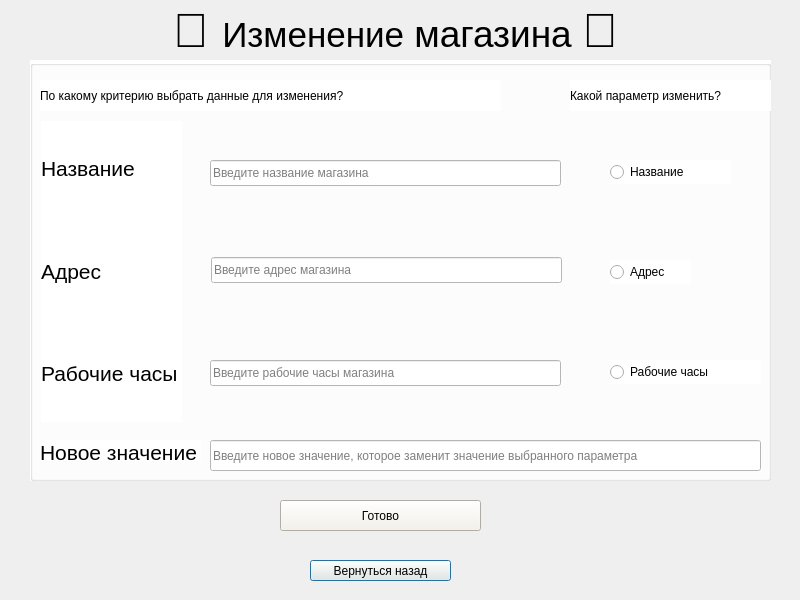
Before: the Qt Designer form update_shop.ui in mamam111a/2-year_coursework_client, drawn with Qt 5.
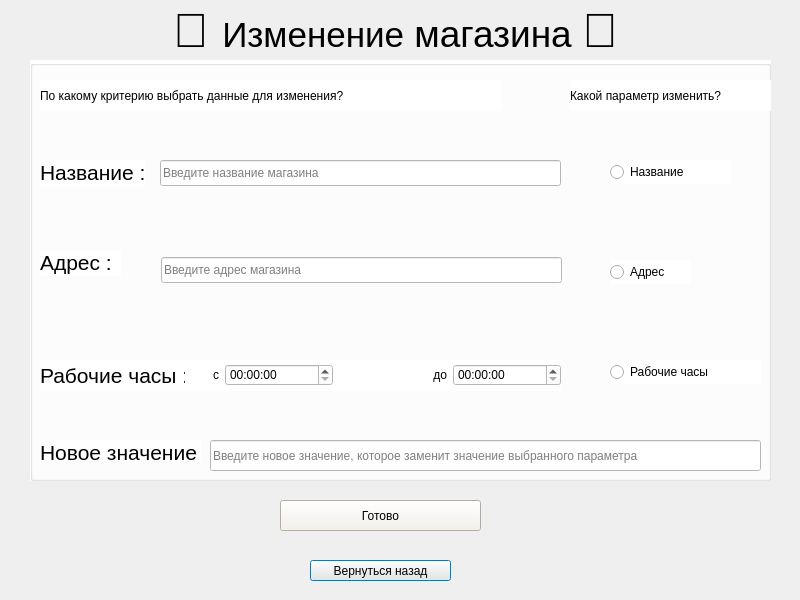
After: the same form once the commit is applied.

```diff
--- a/update_shop.ui
+++ b/update_shop.ui
@@ -119,45 +119,12 @@
      <string>Рабочие часы</string>
     </property>
    </widget>
-   <widget class="QWidget" name="layoutWidget">
-    <property name="geometry">
-     <rect>
-      <x>11</x>
-      <y>61</y>
-      <width>141</width>
-      <height>301</height>
-     </rect>
-    </property>
-    <layout class="QVBoxLayout" name="verticalLayout">
-     <item>
-      <widget class="QLabel" name="dfg_2">
-       <property name="text">
-        <string>&lt;html&gt;&lt;head/&gt;&lt;body&gt;&lt;p&gt;&lt;span style=&quot; font-size:16pt;&quot;&gt;Название&lt;/span&gt;&lt;/p&gt;&lt;/body&gt;&lt;/html&gt;</string>
-       </property>
-      </widget>
-     </item>
-     <item>
-      <widget class="QLabel" name="dfggfd_2">
-       <property name="text">
-        <string>&lt;html&gt;&lt;head/&gt;&lt;body&gt;&lt;p&gt;&lt;span style=&quot; font-size:16pt;&quot;&gt;Адрес&lt;/span&gt;&lt;/p&gt;&lt;/body&gt;&lt;/html&gt;</string>
-       </property>
-      </widget>
-     </item>
-     <item>
-      <widget class="QLabel" name="dfgfgd_4">
-       <property name="text">
-        <string>&lt;html&gt;&lt;head/&gt;&lt;body&gt;&lt;p&gt;&lt;span style=&quot; font-size:16pt;&quot;&gt;Рабочие часы&lt;/span&gt;&lt;/p&gt;&lt;/body&gt;&lt;/html&gt;</string>
-       </property>
-      </widget>
-     </item>
-    </layout>
-   </widget>
    <widget class="QLineEdit" name="name_2">
     <property name="geometry">
      <rect>
-      <x>180</x>
+      <x>130</x>
       <y>100</y>
-      <width>351</width>
+      <width>401</width>
       <height>26</height>
      </rect>
     </property>
@@ -165,25 +132,12 @@
      <string>Введите название магазина</string>
     </property>
    </widget>
-   <widget class="QLineEdit" name="workinghours_2">
-    <property name="geometry">
-     <rect>
-      <x>180</x>
-      <y>300</y>
-      <width>351</width>
-      <height>26</height>
-     </rect>
-    </property>
-    <property name="placeholderText">
-     <string>Введите рабочие часы магазина</string>
-    </property>
-   </widget>
    <widget class="QLineEdit" name="address_2">
     <property name="geometry">
      <rect>
-      <x>181</x>
+      <x>131</x>
       <y>197</y>
-      <width>351</width>
+      <width>401</width>
       <height>26</height>
      </rect>
     </property>
@@ -191,6 +145,88 @@
      <string>Введите адрес магазина</string>
     </property>
    </widget>
+   <widget class="QWidget" name="layoutWidget">
+    <property name="geometry">
+     <rect>
+      <x>80</x>
+      <y>300</y>
+      <width>451</width>
+      <height>31</height>
+     </rect>
+    </property>
+    <layout class="QHBoxLayout" name="horizontalLayout_3">
+     <item>
+      <layout class="QHBoxLayout" name="horizontalLayout">
+       <item>
+        <widget class="QLabel" name="label_2">
+         <property name="autoFillBackground">
+          <bool>false</bool>
+         </property>
+         <property name="text">
+          <string>&lt;html&gt;&lt;head/&gt;&lt;body&gt;&lt;p align=&quot;right&quot;&gt;с&lt;/p&gt;&lt;/body&gt;&lt;/html&gt;</string>
+         </property>
+        </widget>
+       </item>
+       <item>
+        <widget class="QTimeEdit" name="timeEdit"/>
+       </item>
+      </layout>
+     </item>
+     <item>
+      <layout class="QHBoxLayout" name="horizontalLayout_2">
+       <item>
+        <widget class="QLabel" name="label_3">
+         <property name="text">
+          <string>&lt;html&gt;&lt;head/&gt;&lt;body&gt;&lt;p align=&quot;right&quot;&gt;до&lt;/p&gt;&lt;/body&gt;&lt;/html&gt;</string>
+         </property>
+        </widget>
+       </item>
+       <item>
+        <widget class="QTimeEdit" name="timeEdit_2"/>
+       </item>
+      </layout>
+     </item>
+    </layout>
+   </widget>
+   <widget class="QLabel" name="dfg_2">
+    <property name="geometry">
+     <rect>
+      <x>10</x>
+      <y>100</y>
+      <width>105</width>
+      <height>26</height>
+     </rect>
+    </property>
+    <property name="text">
+     <string>&lt;html&gt;&lt;head/&gt;&lt;body&gt;&lt;p&gt;&lt;span style=&quot; font-size:16pt;&quot;&gt;Название :&lt;/span&gt;&lt;/p&gt;&lt;/body&gt;&lt;/html&gt;</string>
+    </property>
+   </widget>
+   <widget class="QLabel" name="dfggfd_2">
+    <property name="geometry">
+     <rect>
+      <x>10</x>
+      <y>190</y>
+      <width>81</width>
+      <height>26</height>
+     </rect>
+    </property>
+    <property name="text">
+     <string>&lt;html&gt;&lt;head/&gt;&lt;body&gt;&lt;p&gt;&lt;span style=&quot; font-size:16pt;&quot;&gt;Адрес :&lt;/span&gt;&lt;/p&gt;&lt;/body&gt;&lt;/html&gt;</string>
+    </property>
+   </widget>
+   <widget class="QLabel" name="dfgfgd_4">
+    <property name="geometry">
+     <rect>
+      <x>10</x>
+      <y>300</y>
+      <width>145</width>
+      <height>31</height>
+     </rect>
+    </property>
+    <property name="text">
+     <string>&lt;html&gt;&lt;head/&gt;&lt;body&gt;&lt;p&gt;&lt;span style=&quot; font-size:16pt;&quot;&gt;Рабочие часы :&lt;/span&gt;&lt;/p&gt;&lt;/body&gt;&lt;/html&gt;</string>
+    </property>
+   </widget>
   </widget>
   <widget class="QPushButton" name="pushButton">
    <property name="geometry">
```
